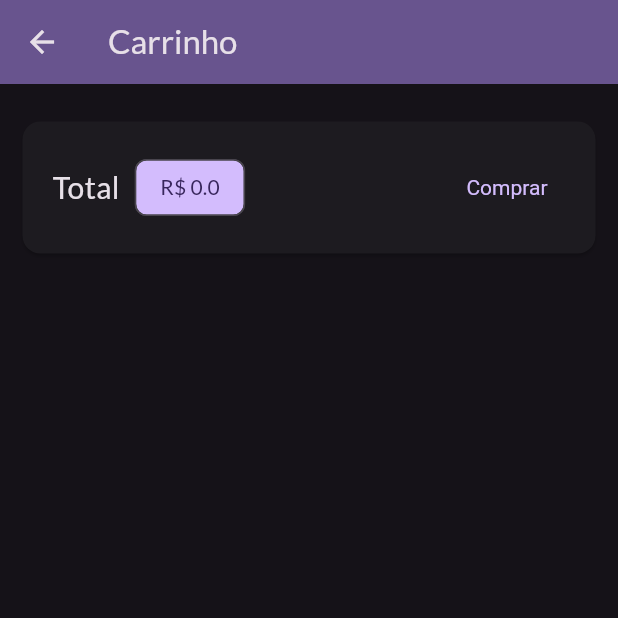
After one commit to lucaaas/app_loja, a Flutter app: the CartPage screen opened by its route, on a phone screen of 412 x 824 dp, the top half of it. The commit adds this screen. Run offline on Flutter 3.47's test engine with Material 3 defaults, Android fonts, the phone set to English and light mode, and no system bars; network calls fail.

Commit message:
cart (feat): add cart page

```diff
--- a/lib/main.dart
+++ b/lib/main.dart
@@ -1,3 +1,4 @@
+import 'package:app_loja/pages/cart_page.dart';
 import 'package:app_loja/pages/product_detail_page.dart';
 import 'package:app_loja/pages/products_overview_page.dart';
 import 'package:app_loja/providers/cart_provider.dart';
@@ -30,6 +31,7 @@ class MyApp extends StatelessWidget {
         home: ProductsOverviewPage(),
         routes: {
           AppRoutes.PRODUCT_DETAIL: (context) => ProductDetailPage(),
+          AppRoutes.CART: (context) => CartPage(),
         },
         debugShowCheckedModeBanner: false,
       ),
--- /dev/null
+++ b/lib/pages/cart_page.dart
@@ -0,0 +1,63 @@
+import 'package:app_loja/components/cart_item.dart';
+import 'package:app_loja/models/cart_item.dart';
+import 'package:app_loja/providers/cart_provider.dart';
+import 'package:flutter/material.dart';
+import 'package:provider/provider.dart';
+
+class CartPage extends StatelessWidget {
+  const CartPage({super.key});
+
+  @override
+  Widget build(BuildContext context) {
+    final Cart cart = Provider.of<Cart>(context);
+    final List<CartItem> cartItems = cart.items.values.toList();
+
+    return Scaffold(
+      appBar: AppBar(
+        title: const Text('Carrinho'),
+        backgroundColor: Theme.of(context).colorScheme.inversePrimary,
+      ),
+      body: Column(
+        children: [
+          Card(
+            margin: const EdgeInsets.symmetric(horizontal: 15, vertical: 25),
+            child: Padding(
+              padding: const EdgeInsets.all(10),
+              child: Padding(
+                padding: const EdgeInsets.all(10),
+                child: Row(
+                  mainAxisAlignment: MainAxisAlignment.spaceBetween,
+                  children: [
+                    const Text('Total', style: TextStyle(fontSize: 20)),
+                    const SizedBox(
+                      width: 10,
+                    ),
+                    Chip(
+                      label: Text(
+                        'R\$ ${cart.totalAmount}',
+                        style: TextStyle(color: Theme.of(context).colorScheme.onPrimary),
+                      ),
+                      backgroundColor: Theme.of(context).colorScheme.primary,
+                    ),
+                    const Spacer(),
+                    TextButton(
+                      onPressed: () {},
+                      style: TextButton.styleFrom(textStyle: TextStyle(color: Theme.of(context).colorScheme.primary)),
+                      child: const Text('Comprar'),
+                    ),
+                  ],
+                ),
+              ),
+            ),
+          ),
+          Expanded(
+            child: ListView.builder(
+              itemCount: cartItems.length,
+              itemBuilder: (context, index) => CartItemWidget(cartItem: cartItems[index]),
+            ),
+          )
+        ],
+      ),
+    );
+  }
+}
--- a/lib/pages/products_overview_page.dart
+++ b/lib/pages/products_overview_page.dart
@@ -1,6 +1,7 @@
 import 'package:app_loja/components/badge.dart';
 import 'package:app_loja/components/product_grid.dart';
 import 'package:app_loja/providers/cart_provider.dart';
+import 'package:app_loja/utils/app_routes.dart';
 import 'package:flutter/material.dart';
 import 'package:provider/provider.dart';
 
@@ -43,7 +44,7 @@ class _ProductsOverviewPageState extends State<ProductsOverviewPage> {
           ),
           Consumer<Cart>(
             child: IconButton(
-              onPressed: () {},
+              onPressed: () => Navigator.of(context).pushNamed(AppRoutes.CART),
               icon: const Icon(Icons.shopping_cart),
             ),
             builder: (BuildContext context, Cart cart, Widget? child) => BadgeWidget(
--- a/lib/utils/app_routes.dart
+++ b/lib/utils/app_routes.dart
@@ -1,3 +1,4 @@
 class AppRoutes {
   static const PRODUCT_DETAIL = '/products-detail';
+  static const CART = '/cart';
 }
```
Also changed, not shown: lib/components/cart_item.dart (added, +50 -0 lines).
